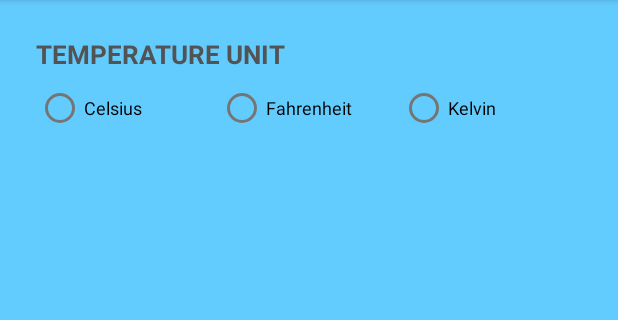
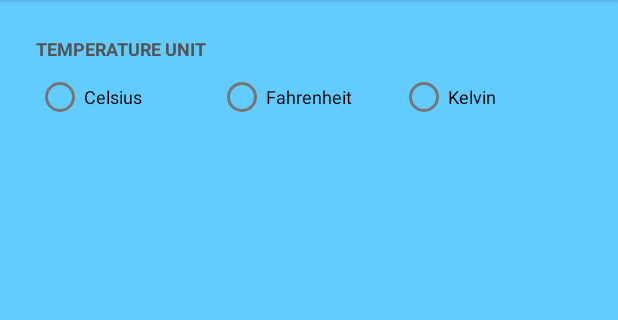
Before and after one commit to veit270/Weatherino, an Android app: the SettingsFragment screen opened through its navigation route, on a phone screen of 412 x 824 dp, the part 84-404 px from its top. Run offline under Robolectric (Android 15) with nearby library versions, the phone set to English and light mode, and no system bars; our stand-ins replace Dagger/Hilt's generated code, data binding; network calls fail; pictures from the network do not load; 2 statements that could not run were skipped.

Commit message:
text size in settings changed

```diff
--- a/app/src/main/res/layout/fragment_settings.xml
+++ b/app/src/main/res/layout/fragment_settings.xml
@@ -20,7 +20,8 @@
             android:text="@string/temp_unit"
             android:textStyle="bold"
             android:textAllCaps="true"
-            android:textColor="@color/secondaryText"/>
+            android:textColor="@color/secondaryText"
+            android:textSize="@dimen/smallText"/>
 
         <RadioGroup
             android:layout_width="match_parent"
```
